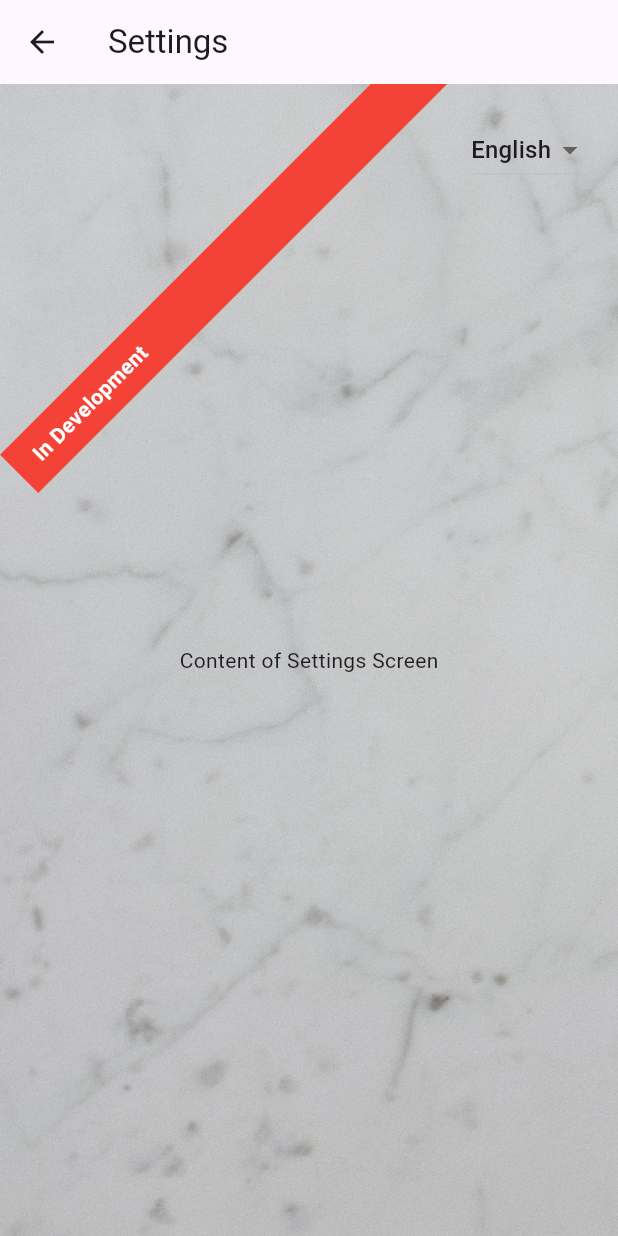
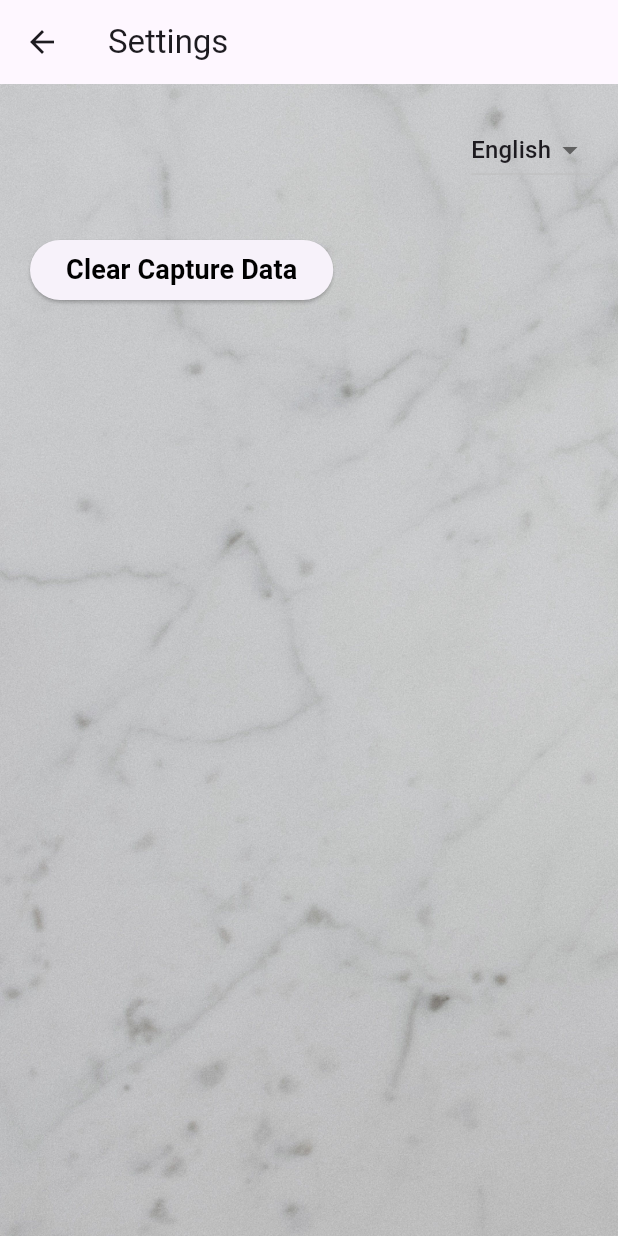
Before and after one commit to SithumRaigamage/CeraFlaw, a Flutter app: the SettingsScreen screen opened directly, on a phone screen of 412 x 824 dp. Run offline on Flutter 3.47's test engine with Material 3 defaults, Android fonts, the phone set to English and light mode, and no system bars.

Commit message:
Added SettingsScreen (Option to clear captured frames data)

```diff
--- a/frontend/lib/SettingsScreen.dart
+++ b/frontend/lib/SettingsScreen.dart
@@ -1,4 +1,5 @@
 import 'package:flutter/material.dart';
+import 'dart:io';
 
 class SettingsScreen extends StatefulWidget {
   @override
@@ -24,29 +25,8 @@ class _SettingsScreenState extends State<SettingsScreen> {
                 alignment: Alignment.topLeft,
               ),
             ),
-            child: Center(
-              child: Text('Content of Settings Screen'),
-            ),
           ),
-          // Diagonal Banner
-          Positioned(
-            top: MediaQuery.of(context).size.height * 0.3, // Adjust the height as needed
-            left: 0,
-            right: 0,
-            child: Container(
-              padding: EdgeInsets.symmetric(vertical: 8, horizontal: 16),
-              transform: Matrix4.rotationZ(-0.785398),
-              color: Colors.red, // Choose your banner color
-              child: Text(
-                _selectedLanguage == 'English' ? 'In Development' : 'ක්‍රියාකාරී තැන්',
-                style: TextStyle(
-                  color: Colors.white,
-                  fontWeight: FontWeight.bold,
-                ),
-              ),
-            ),
-          ),
-          // Language Selector
+          //Select Language (Not Implemented)
           Positioned(
             top: 20,
             right: 20,
@@ -66,6 +46,47 @@ class _SettingsScreenState extends State<SettingsScreen> {
               }).toList(),
             ),
           ),
+          //Delete Button
+          Positioned(
+            top: 100,
+            left: 20,
+            child: ElevatedButton(
+              onPressed: () {
+                //Data location
+                String framesDirectory = "../backend/Frames";
+
+                //if the location exsist
+                Directory(framesDirectory).exists().then((directoryExists) {
+                  if (directoryExists) {
+                    //clear data
+                    Directory(framesDirectory).listSync().forEach((entity) {
+                      if (entity is File) {
+                        entity.deleteSync();
+                      }
+                    });
+                    //successful
+                    ScaffoldMessenger.of(context).showSnackBar(
+                      SnackBar(content: Text('Data Cleared')),
+                    );
+                  } else {
+                    //location not found
+                    ScaffoldMessenger.of(context).showSnackBar(
+                      SnackBar(content: Text('Frames directory not found')),
+                    );
+                  }
+                });
+              },
+              //button text
+              child: Text(
+                'Clear Capture Data',
+                style: TextStyle(
+                  color: Colors.black,
+                  fontSize: 18,
+                  fontWeight: FontWeight.bold,
+                ),
+              ),
+            ),
+          ),
         ],
       ),
     );
```
